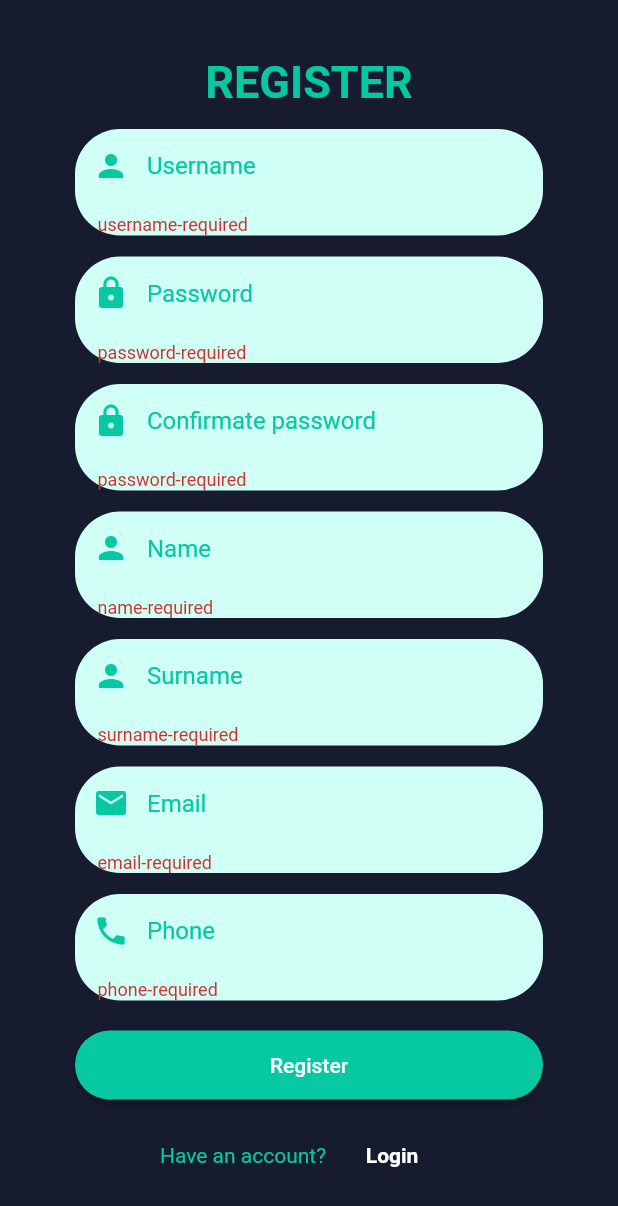
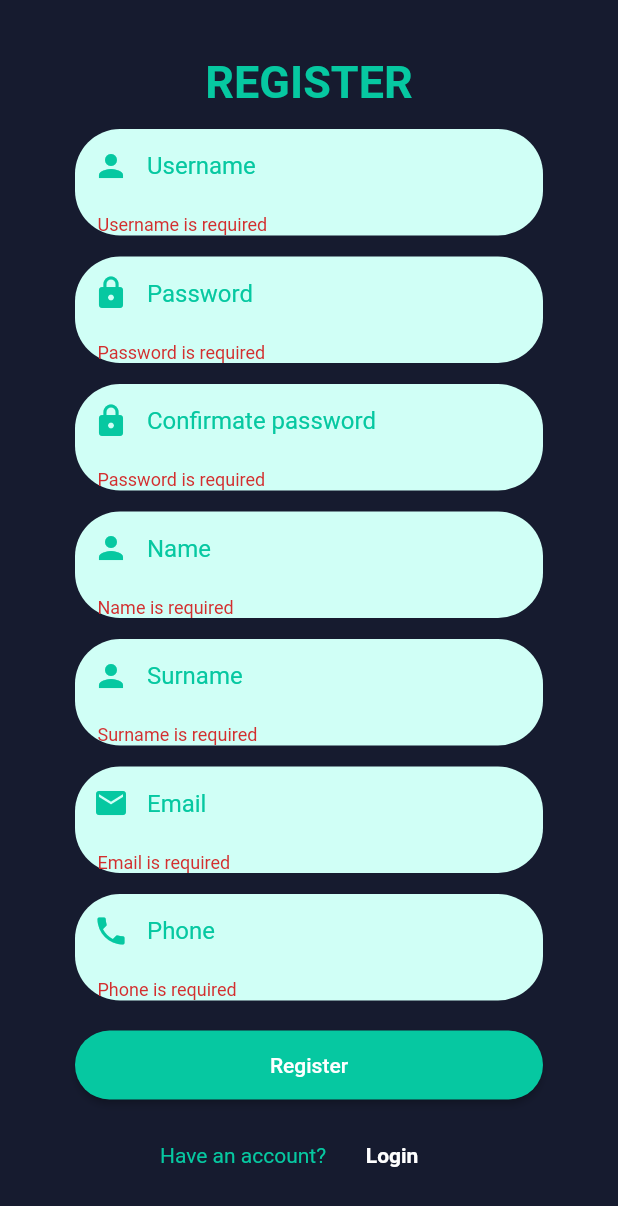
Before and after one commit to agustinduran/mobin-chat-app-flutter, a Flutter app: the SignUpPage screen opened by its route, after a tap on "Register", on a phone screen of 412 x 824 dp. Shown: the top 1206 px of the screen. Run offline on Flutter 3.47's test engine with Material 2 defaults, Android fonts, the phone set to English and light mode, and no system bars; our stand-ins replace get.

```diff
--- a/lib/app/data/traslation/messages_traslations.dart
+++ b/lib/app/data/traslation/messages_traslations.dart
@@ -26,6 +26,17 @@ class MessageTranslations extends Translations {
       'sign-up-account' : 'Have an account?',
       'sign-up-login-button' : 'Login',
       'sign-up-button' : 'Register',
+      // FORM VALIDATIONS
+      'email-required' : 'Email is required',
+      'email-username-required' : 'Email or username is required',
+      'password-required' : 'Password is required',
+      'password-doesnt-match' : 'Both password doesn\'t match',
+      'name-required' : 'Name is required',
+      'username-required' : 'Username is required',
+      'surname-required' : 'Surname is required',
+      'email-invalid' : 'Email is invalid',
+      'phone-required' : 'Phone is required',
+      'phone-invalid' : 'Phone is invalid',
     },
     'es_ES' : {
       'title-app' : 'Test title spanish',
@@ -49,6 +60,17 @@ class MessageTranslations extends Translations {
       'sign-up-account' : '¿Tenés cuenta?',
       'sign-up-login-button' : 'Ingresar',
       'sign-up-button' : 'Registrarse',
+      // FORM VALIDATIONS
+      'email-required' : 'Email es requerido',
+      'email-username-required' : 'Email o usuario es requerido',
+      'password-required' : 'Contraseña es requerida',
+      'password-doesnt-match' : 'Las contraseñas no son iguales',
+      'name-required' : 'Nombre es requerido',
+      'username-required' : 'Usuario es requerido',
+      'surname-required' : 'Apellido es requerido',
+      'email-invalid' : 'Email inválido',
+      'phone-required' : 'Teléfono es requerido',
+      'phone-invalid' : 'Teléfono inválido',
     },
   };
 
```
